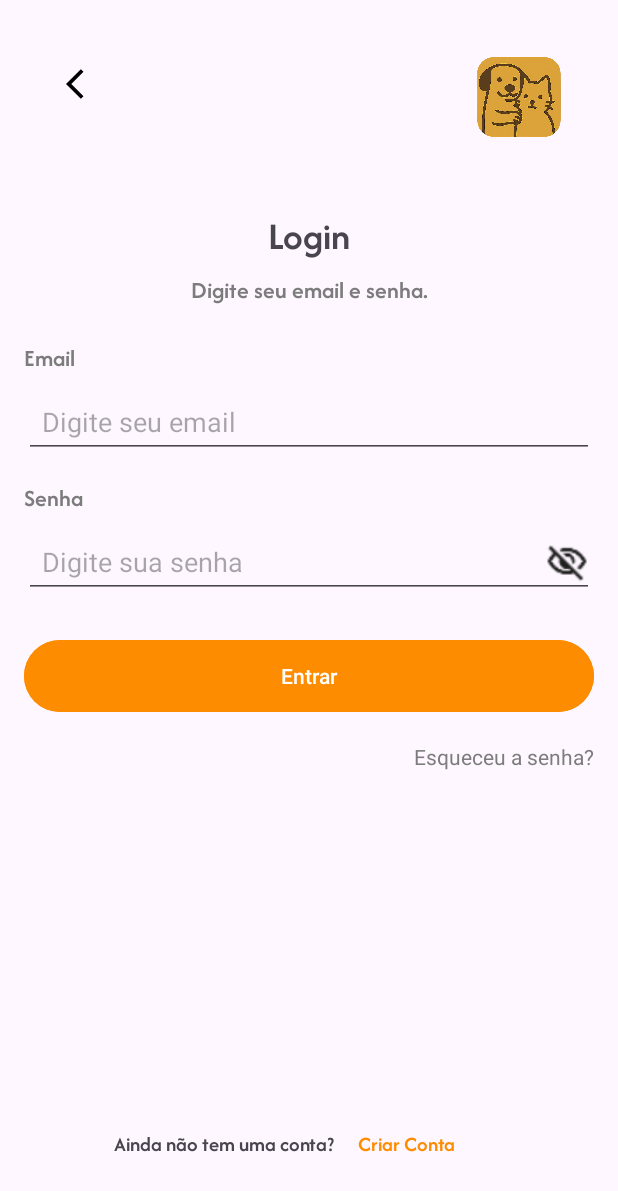
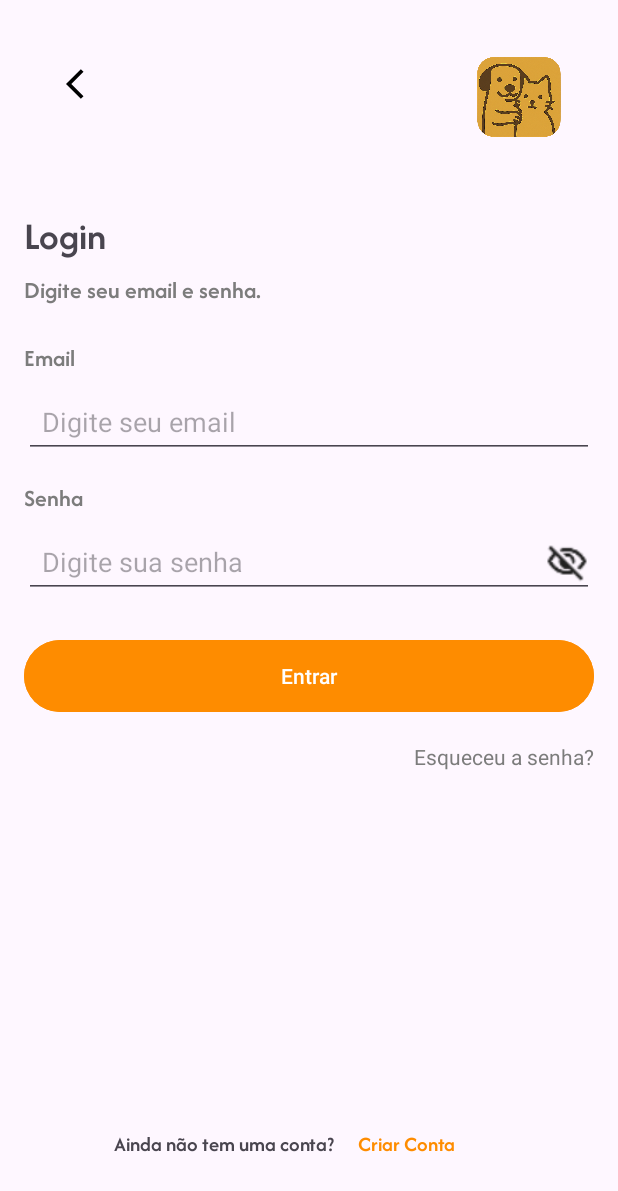
Before and after one commit to FabinBH/AdoPet, an Android app: the screen it shows after launch (MainActivity), after a tap on "Login", on a phone screen of 412 x 824 dp. Shown: the top 1191 px of the screen. Run offline under Robolectric (Android 15) with nearby library versions, the phone set to English and light mode, and no system bars.

Commit message:
Update Login page navigation

```diff
--- a/app/src/main/java/com/example/projetopi/ui/auth/LoginFragment.kt
+++ b/app/src/main/java/com/example/projetopi/ui/auth/LoginFragment.kt
@@ -5,14 +5,45 @@ import androidx.fragment.app.Fragment
 import android.view.LayoutInflater
 import android.view.View
 import android.view.ViewGroup
+import androidx.navigation.fragment.findNavController
 import com.example.projetopi.R
+import com.example.projetopi.databinding.FragmentLoginBinding
 
 class LoginFragment : Fragment() {
+    private var _binding: FragmentLoginBinding? = null
+    private val binding get() = _binding!!
+
     override fun onCreateView(
         inflater: LayoutInflater, container: ViewGroup?,
         savedInstanceState: Bundle?
-    ): View? {
-        // Inflate the layout for this fragment
-        return inflater.inflate(R.layout.fragment_login, container, false)
+    ): View {
+        _binding = FragmentLoginBinding.inflate(inflater, container, false)
+        return binding.root
+    }
+
+    override fun onDestroyView() {
+        super.onDestroyView()
+        _binding = null
+    }
+
+    override fun onViewCreated(view: View, savedInstanceState: Bundle?) {
+        super.onViewCreated(view, savedInstanceState)
+        initListeners()
+    }
+
+    private fun initListeners() {
+        binding.imageButton.setOnClickListener {
+            findNavController().navigate(R.id.dashboardFragment)
+        }
+        binding.button.setOnClickListener {
+            findNavController().navigate(R.id.adoptionFragment)
+        }
+        binding.criarconta.setOnClickListener {
+            findNavController().navigate(R.id.signupFragment2)
+        }
+        // Tela de "Esqueceu a senha" precisa ser criada
+        //binding.textView3.setOnClickListener {
+        //    findNavController().navigate(R.id.forgotPasswordFragment)
+        //}
     }
 }
--- a/app/src/main/res/layout/fragment_login.xml
+++ b/app/src/main/res/layout/fragment_login.xml
@@ -25,7 +25,7 @@
         android:layout_marginTop="24dp"
         android:fontFamily="@font/afacadsemibold"
         android:text="Login"
-        android:textAlignment="center"
+        android:textAlignment="textStart"
         android:textSize="26sp"
         app:layout_constraintEnd_toEndOf="parent"
         app:layout_constraintStart_toStartOf="parent"
@@ -38,7 +38,7 @@
         android:layout_marginTop="8dp"
         android:fontFamily="@font/afacadsemibold"
         android:text="Digite seu email e senha."
-        android:textAlignment="center"
+        android:textAlignment="textStart"
         android:textColor="#7C7C7C"
         android:textSize="16sp"
         app:layout_constraintEnd_toEndOf="parent"
@@ -138,7 +138,7 @@
         app:layout_constraintStart_toStartOf="parent" />
 
     <TextView
-        android:id="@+id/login"
+        android:id="@+id/criarconta"
         android:layout_width="wrap_content"
         android:layout_height="wrap_content"
         android:layout_marginEnd="92dp"
```
